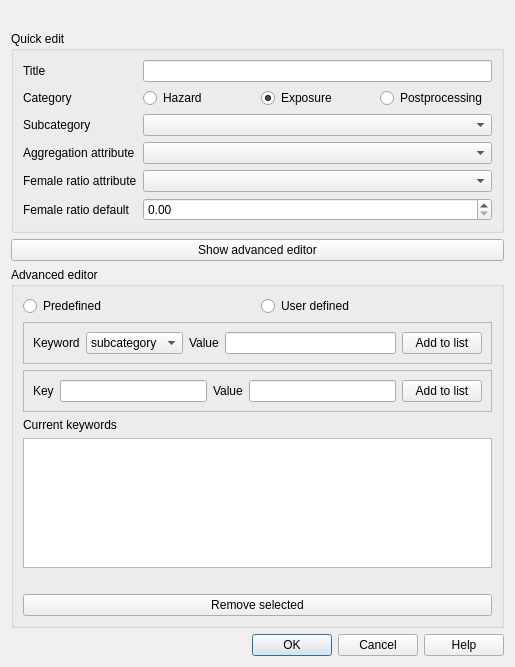
inasafe/inasafe, file safe_qgis/ui/keywords_dialog_base.ui: the form before one commit.
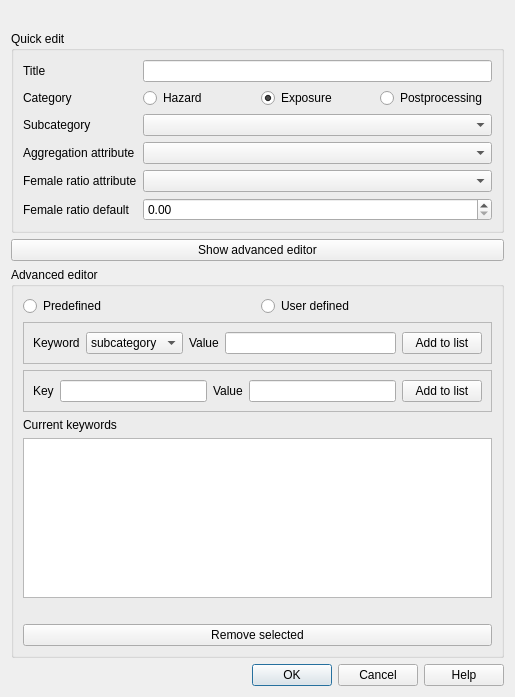
The form after the commit. Icons and pictures are not drawn.

Commit message: Fix resource path for keywords dialog

```diff
--- a/safe_qgis/ui/keywords_dialog_base.ui
+++ b/safe_qgis/ui/keywords_dialog_base.ui
@@ -7,7 +7,7 @@
     <x>0</x>
     <y>0</y>
     <width>515</width>
-    <height>667</height>
+    <height>697</height>
    </rect>
   </property>
   <property name="sizePolicy">
```
Left out of the diff: 2 changed lines with no effect on the pictures.
